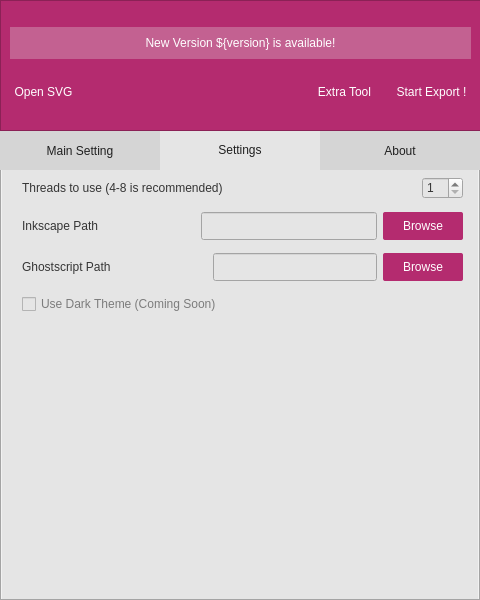
The window that dev-ui/citramanik.ui (raniaamina/citramanik-qt) describes before a commit, drawn with Qt 5.
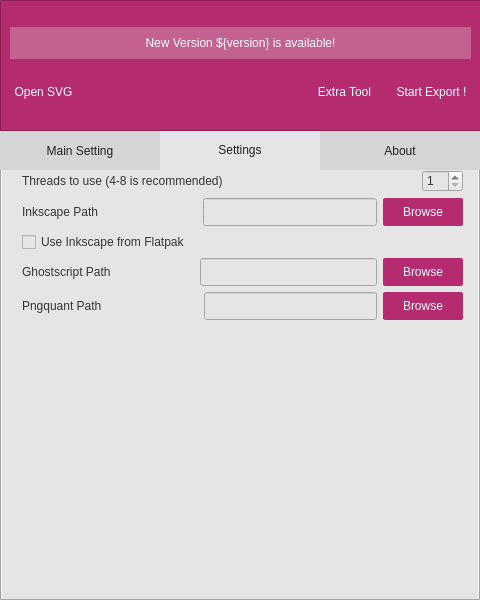
The same window after the commit. The open tabs and pages were chosen to show the change. Icons and pictures are not drawn.

```diff
--- a/dev-ui/citramanik.ui
+++ b/dev-ui/citramanik.ui
@@ -1241,7 +1241,7 @@
             </property>
             <property name="sizeHint" stdset="0">
              <size>
-              <width>96</width>
+              <width>98</width>
               <height>20</height>
              </size>
             </property>
@@ -1255,6 +1255,15 @@
               <height>28</height>
              </size>
             </property>
+            <property name="styleSheet">
+             <string notr="true">QLineEdit:!enabled {
+color: rgb(138, 138, 138);
+}
+
+QLineEdit:enabled {
+color: rgb(53, 53, 53);
+}</string>
+            </property>
            </widget>
           </item>
           <item>
@@ -1286,6 +1295,16 @@
           </item>
          </layout>
         </item>
+        <item>
+         <widget class="QCheckBox" name="checkbox_flatpak">
+          <property name="styleSheet">
+           <string notr="true">color: rgb(53, 53, 53);</string>
+          </property>
+          <property name="text">
+           <string>Use Inkscape from Flatpak</string>
+          </property>
+         </widget>
+        </item>
         <item>
          <layout class="QHBoxLayout" name="wrapper_ghostscript">
           <item>
@@ -1308,7 +1327,7 @@
             </property>
             <property name="sizeHint" stdset="0">
              <size>
-              <width>96</width>
+              <width>83</width>
               <height>20</height>
              </size>
             </property>
@@ -1322,6 +1341,18 @@
               <height>28</height>
              </size>
             </property>
+            <property name="styleSheet">
+             <string notr="true">QLineEdit:!enabled {
+color: rgb(138, 138, 138);
+}
+
+QLineEdit:enabled {
+color: rgb(53, 53, 53);
+}</string>
+            </property>
+            <property name="text">
+             <string/>
+            </property>
            </widget>
           </item>
           <item>
@@ -1354,17 +1385,83 @@
          </layout>
         </item>
         <item>
-         <widget class="QCheckBox" name="darkTheme">
-          <property name="enabled">
-           <bool>false</bool>
-          </property>
-          <property name="styleSheet">
-           <string notr="true">color: rgb(124, 124, 124);</string>
-          </property>
-          <property name="text">
-           <string>Use Dark Theme (Coming Soon)</string>
-          </property>
-         </widget>
+         <layout class="QHBoxLayout" name="wrapper_pngquant">
+          <item>
+           <widget class="QLabel" name="label_pngquant">
+            <property name="styleSheet">
+             <string notr="true">color: rgb(53, 53, 53);</string>
+            </property>
+            <property name="text">
+             <string>Pngquant Path</string>
+            </property>
+           </widget>
+          </item>
+          <item>
+           <spacer name="horizontalSpacer_10">
+            <property name="orientation">
+             <enum>Qt::Horizontal</enum>
+            </property>
+            <property name="sizeType">
+             <enum>QSizePolicy::Minimum</enum>
+            </property>
+            <property name="sizeHint" stdset="0">
+             <size>
+              <width>96</width>
+              <height>20</height>
+             </size>
+            </property>
+           </spacer>
+          </item>
+          <item>
+           <widget class="QLineEdit" name="field_pngquant_path">
+            <property name="minimumSize">
+             <size>
+              <width>0</width>
+              <height>28</height>
+             </size>
+            </property>
+            <property name="styleSheet">
+             <string notr="true">QLineEdit:!enabled {
+color: rgb(138, 138, 138);
+}
+
+QLineEdit:enabled {
+color: rgb(53, 53, 53);
+}</string>
+            </property>
+            <property name="text">
+             <string/>
+            </property>
+           </widget>
+          </item>
+          <item>
+           <widget class="QPushButton" name="btn_browse_pngquant">
+            <property name="minimumSize">
+             <size>
+              <width>80</width>
+              <height>28</height>
+             </size>
+            </property>
+            <property name="styleSheet">
+             <string notr="true">QPushButton{
+color: #fff;
+background-color: #b42b6f;
+border:0px solid;
+border-radius: 2px;
+}
+
+QPushButton::hover{;
+color: #fff;
+background-color: rgb(206, 49, 128);
+border:none;
+}</string>
+            </property>
+            <property name="text">
+             <string>Browse</string>
+            </property>
+           </widget>
+          </item>
+         </layout>
         </item>
         <item>
          <spacer name="verticalSpacer_13">
```
Left out of the diff: 116 changed lines with no effect on the pictures.
